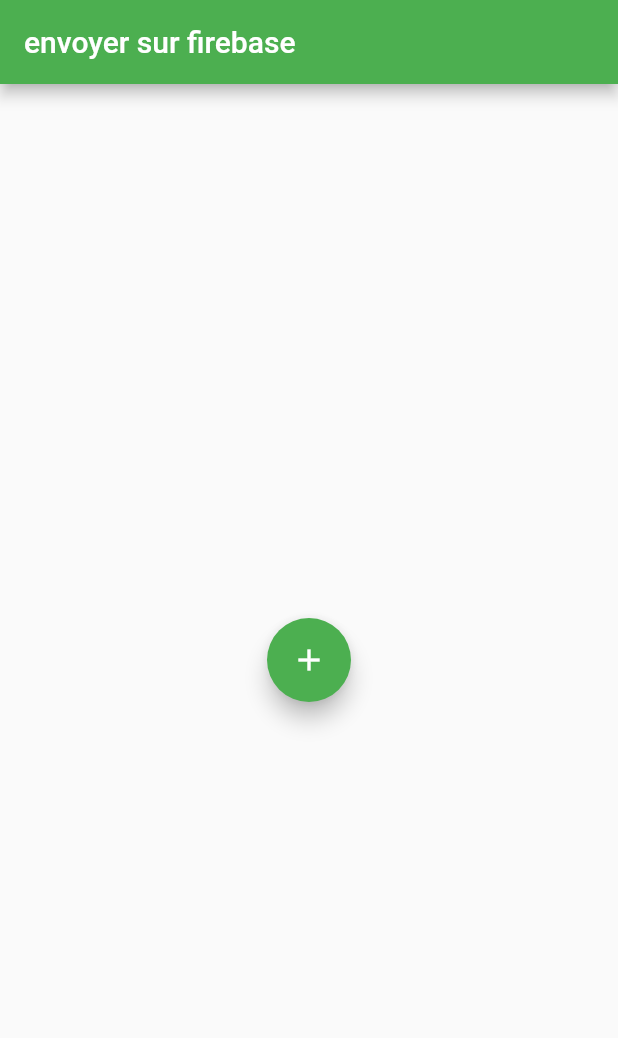
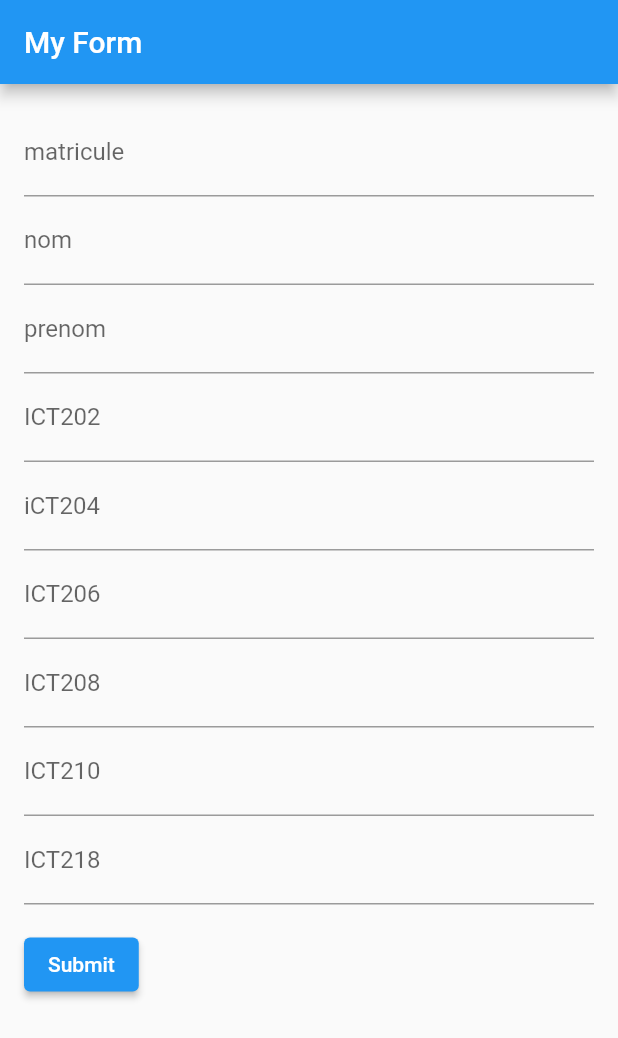
Before and after one commit to geekers-donald237/mark_manager, a Flutter app: the screen it shows after launch, on a phone screen of 412 x 824 dp. Shown: the top 1038 px of the screen. Run offline on Flutter 3.47's test engine with Material 2 defaults, Android fonts, the phone set to English and light mode, and no system bars; our stand-ins replace cloud_firestore, firebase_core; accounts and stored records are empty.

Commit message:
nouveau formulaire avec upload to firebase

```diff
--- a/lib/main.dart
+++ b/lib/main.dart
@@ -15,34 +15,134 @@ class MyApp extends StatelessWidget {
 Widget build(BuildContext context) {
 	return MaterialApp(
 	title: 'click seulement',
-	home: AddData(),
+	home: MyForm(),
 	);
 }
 }
 
-class AddData extends StatelessWidget {
+
+class MyForm extends StatefulWidget {
+  @override
+  _MyFormState createState() => _MyFormState();
+}
+
+class _MyFormState extends State<MyForm> {
+  final _formKey = GlobalKey<FormState>();
+  final _idController = TextEditingController();
+  final _nomController = TextEditingController();
+  final _prenomController = TextEditingController();
+  final _iCT202Controller = TextEditingController();
+  final _iCT204Controller = TextEditingController();
+  final _iCT206Controller = TextEditingController();
+  final _iCT208Controller = TextEditingController();
+  final _iCT210Controller = TextEditingController();
+  final _iCT218Controller = TextEditingController();
+
   @override
   Widget build(BuildContext context) {
     return Scaffold(
       appBar: AppBar(
-		backgroundColor: Colors.green,
-		title: Text("envoyer sur firebase"),
+        title: Text('My Form'),
       ),
-	body:Center(
-		child: FloatingActionButton(
-		backgroundColor: Colors.green,
-		child: Icon(Icons.add),
-		onPressed: () {
-			FirebaseFirestore.instance
-				.collection('etudiant')
-				.add
-        ({
-          'matricule': '21U2673',
-          'nom':'imperial',
-          'notes':{'ict202':100, 'ict204':98, 'ict206':88, 'ict208':82, 'ict210':90, 'ict218':68, },
-          'prenom':'borel',
+      body: Padding(
+        padding: EdgeInsets.all(16.0),
+        child: Form(
+          key: _formKey,
+          child: Column(
+            crossAxisAlignment: CrossAxisAlignment.start,
+            children: [
+              TextFormField(
+                controller: _idController,
+
+                decoration: InputDecoration(
+                  labelText: 'matricule',
+                ),
+              ),
+              TextFormField(
+                controller: _nomController,
+
+                decoration: InputDecoration(
+                  labelText: 'nom',
+                ),
+              ),
+              TextFormField(
+                controller: _prenomController,
+
+                decoration: InputDecoration(
+                  labelText: 'prenom',
+                ),
+              ),
+              TextFormField(
+                controller: _iCT202Controller,
+
+                decoration: InputDecoration(
+                  labelText: 'ICT202',
+                ),
+              ),
+              TextFormField(
+                controller: _iCT204Controller,
+
+                decoration: InputDecoration(
+                  labelText: 'iCT204',
+                ),
+              ),
+              TextFormField(
+                controller: _iCT206Controller,
+
+                decoration: InputDecoration(
+                  labelText: 'ICT206',
+                ),
+              ),
+              TextFormField(
+                controller: _iCT208Controller,
+
+                decoration: InputDecoration(
+                  labelText: 'ICT208',
+                ),
+              ),
+              TextFormField(
+                controller: _iCT210Controller,
+
+                decoration: InputDecoration(
+                  labelText: 'ICT210',
+                ),
+              ),
+              TextFormField(
+                controller: _iCT218Controller,
+                decoration: InputDecoration(
+                  labelText: 'ICT218',
+                ),
+              ),
+              Padding(
+                padding: const EdgeInsets.symmetric(vertical: 16.0),
+                child: ElevatedButton(
+                  onPressed: () async {
+
+                      await Firebase.initializeApp();
+                      FirebaseFirestore.instance.collection('etudiants').add({
+                        'matricule': _idController.text,
+                        'nom': _nomController.text,
+                        'note':
+                        {
+                          'ICT202': _iCT202Controller.text,
+                          'ICT204': _iCT204Controller.text,
+                          'ICT206': _iCT206Controller.text,
+                          'ICT208': _iCT208Controller.text,
+                          'ICT210': _iCT210Controller.text,
+                          'ICT218': _iCT218Controller.text,
+                        },
+                        'prenom': _prenomController.text,
                       });
+                      ScaffoldMessenger.of(context).showSnackBar(
+                        SnackBar(content: Text('Form submitted')),
+                      );
+
                   },
+                  child: Text('Submit'),
+                ),
+              ),
+            ],
+          ),
         ),
       ),
     );
```
Lines whose indentation alone changed are shown as unchanged.
